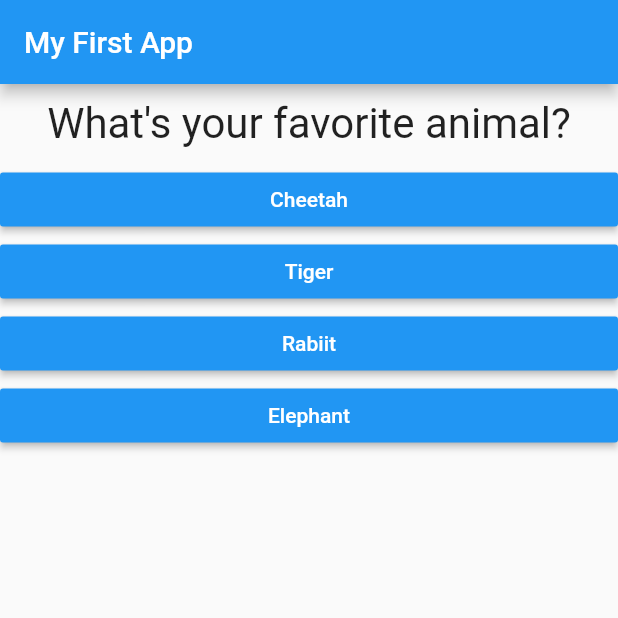
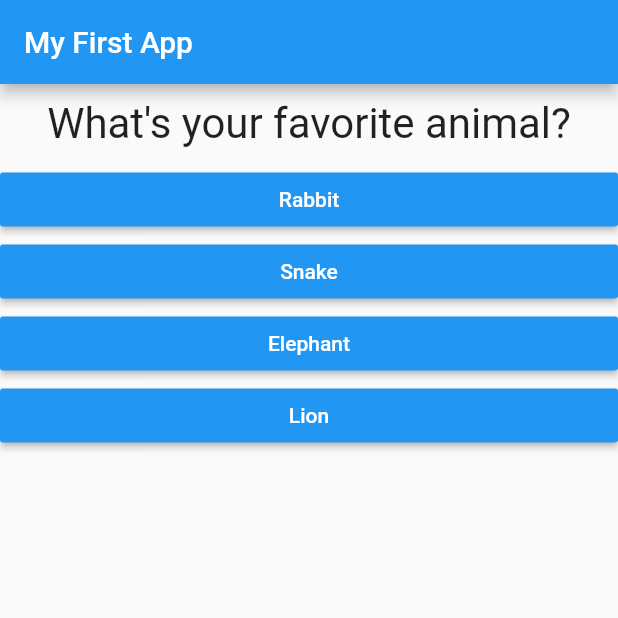
Before and after one commit to nagpalShaurya/quiz-basic-FLUTTER, a Flutter app: the screen it shows after launch, after a tap on "Black", on a phone screen of 412 x 824 dp, the top half of it. Run offline on Flutter 3.47's test engine with Material 2 defaults, Android fonts, the phone set to English and light mode, and no system bars.

```diff
--- a/lib/main.dart
+++ b/lib/main.dart
@@ -1,6 +1,5 @@
 import 'package:flutter/material.dart';
-import './question.dart';
-import './answer.dart';
+
 import 'quiz.dart';
 import 'result.dart';
 
@@ -13,27 +12,58 @@ void main() => runApp(MyApp());
 class MyApp extends StatefulWidget {
   @override
   State<StatefulWidget> createState() {
-    // TODO: implement createState
+
     return _MyAppState();
   }
 }
 
 class _MyAppState extends State<MyApp> {
   var _questionIndex = 0;
+  var _totalScore = 0;
+
+  void _resetQuiz() {
+    setState(() {
+      _questionIndex = 0;
+      _totalScore = 0;
+    });
+
+  }
 
     static const _questions = [
-      {'questionText': 'What\'s your favorite color?',
-      'answers': ['Black','Red','Green','White'],
-      },
+    {
+      'questionText': 'What\'s your favorite color?',
+      'answers': [
+        {'text': 'Black', 'score': 10},
+        {'text': 'Red', 'score': 5},
+        {'text': 'Green', 'score': 3},
+        {'text': 'White', 'score': 1},
+      ],
+    },
+    {
+      'questionText': 'What\'s your favorite animal?',
+      'answers': [
+        {'text': 'Rabbit', 'score': 3},
+        {'text': 'Snake', 'score': 11},
+        {'text': 'Elephant', 'score': 5},
+        {'text': 'Lion', 'score': 9},
+      ],
+    },
+    {
+      'questionText': 'Who\'s your favorite instructor?',
+      'answers': [
+        {'text': 'Max', 'score': 1},
+        {'text': 'Max', 'score': 1},
+        {'text': 'Max', 'score': 1},
+        {'text': 'Max', 'score': 1},
+      ],
+    },
+  ]
+  ;
 
-      {'questionText': 'What\'s your favorite animal?',
-      'answers': ['Cheetah','Tiger','Rabiit','Elephant'],
-      },
-       {'questionText': 'Your favourite film star?',
-      'answers': ['Disha Patani','Ranvir','Alia Bhatt','Ranbir'],
-      },
-    ];
-  void _answerQuestion() {
+
+  void _answerQuestion(int score) {
+
+    _totalScore += score;
 
     setState(() {
       _questionIndex = _questionIndex + 1;
@@ -66,7 +96,7 @@ class _MyAppState extends State<MyApp> {
         ),
         body: _questionIndex < _questions.length
          ? Quiz(answerQuestion: _answerQuestion, questionIndex: _questionIndex, questions: _questions,)
-         : Result(),
+         : Result(_totalScore,_resetQuiz),
       ),
     );
   }
--- a/lib/quiz.dart
+++ b/lib/quiz.dart
@@ -23,8 +23,8 @@ Quiz({@required this.questions, @required this.answerQuestion,@required this.que
           // Answer(_answerQuestion),
           // Answer(_answerQuestion),
 
-          ...(questions[questionIndex]['answers'] as List<String>).map((answer) {
-            return Answer(answerQuestion, answer);
+          ...(questions[questionIndex]['answers'] as List<Map<String, Object>>).map((answer) {
+            return Answer(() => answerQuestion(answer['score']), answer['text']);
           }).toList()
 
           ],
```
Also changed, not shown: lib/result.dart (+33 -1 lines), 11 other files.
